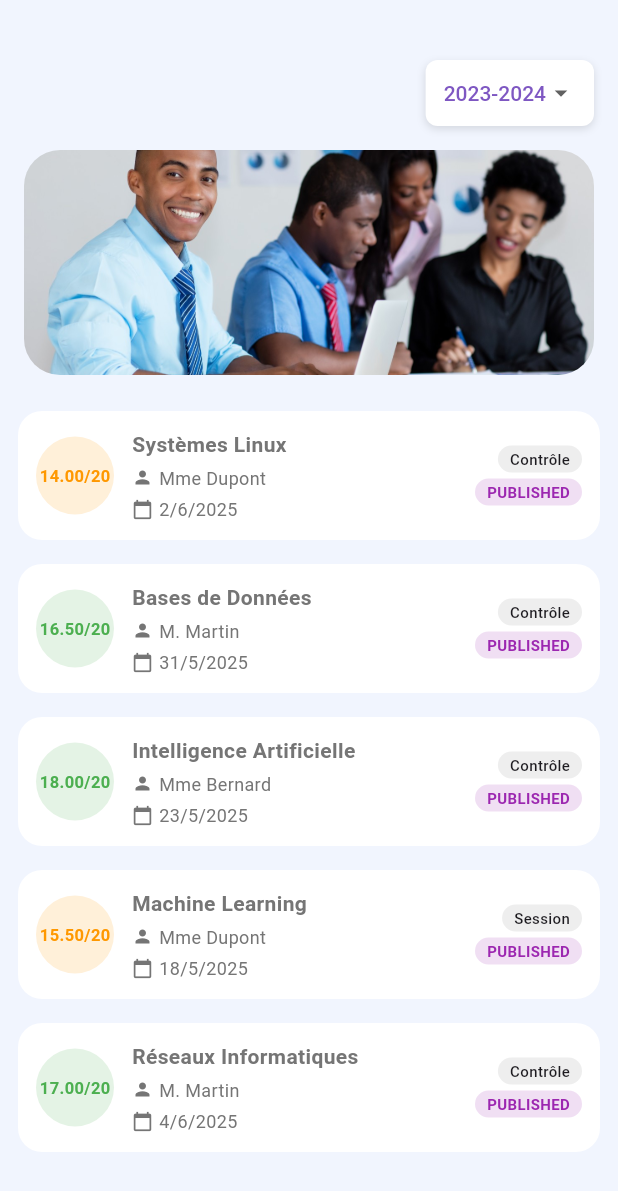
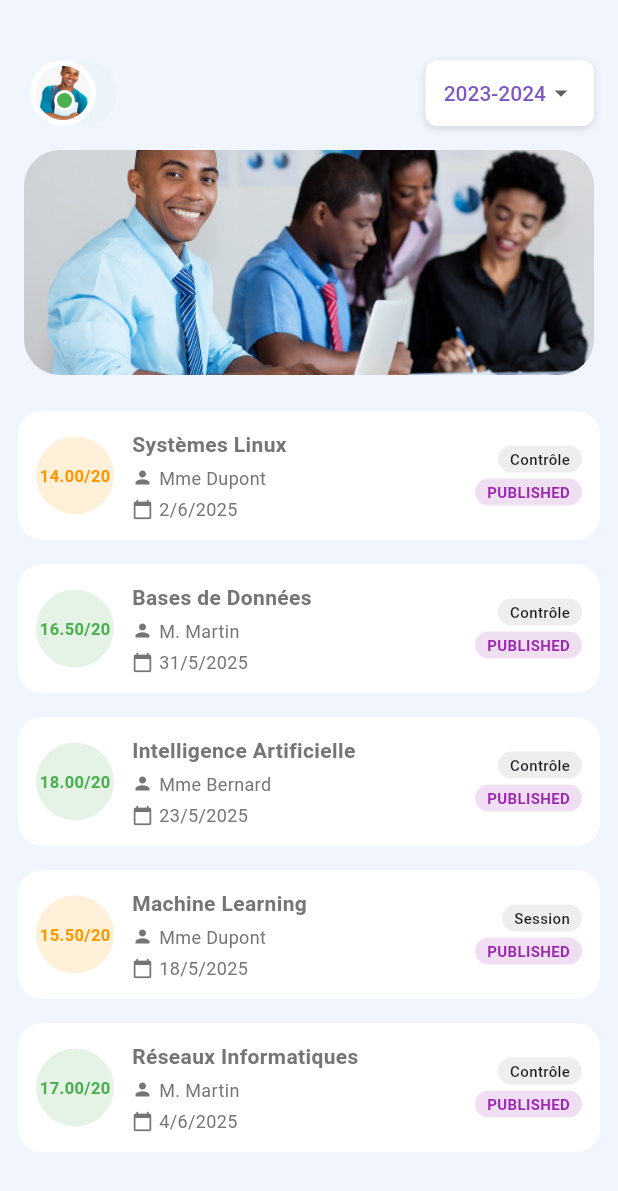
Before and after one commit to kteken10/flutter_school_app, a Flutter app: the GradesViewScreen screen opened directly, on a phone screen of 412 x 824 dp. Shown: the top 1191 px of the screen. Run offline on Flutter 3.47's test engine with Material 3 defaults, Android fonts, the phone set to English and light mode, and no system bars; our stand-ins replace cloud_firestore, file_picker, firebase_auth, firebase_core, firebase_storage, salomon_bottom_bar and 1 more; missing offline and left inert: mailer; accounts and stored records are empty; network calls fail.

Commit message:
aupdate all

```diff
--- a/lib/screens/student/grades_view.dart
+++ b/lib/screens/student/grades_view.dart
@@ -1,10 +1,7 @@
 import 'package:flutter/material.dart';
 import 'package:schoop_app/constants/colors.dart';
 import '../../data/dummy_grade.dart';
-import '../../models/grade.dart';
 import '../../models/session.dart';
-import '../../models/subject.dart';
-import '../../models/user.dart';
 import '../../ui/grade_card.dart';
 import '../../ui/pulsing_avatar.dart';
 import '../../ui/teacher_card_deco.dart';
@@ -43,7 +40,7 @@ class _GradesViewScreenState extends State<GradesViewScreen> {
           padding: const EdgeInsets.fromLTRB(16.0, 40.0, 16.0, 16.0),
           child: Row(
             children: [
-              // PulsingAvatar(imagePath: userImageAsset),
+              PulsingAvatar(imagePath: userImageAsset),
               const Spacer(),
                 YearSelectorDropdown(
                         years: availableYears,
@@ -58,7 +55,7 @@ class _GradesViewScreenState extends State<GradesViewScreen> {
         children: [
 
 
-          TeacherCardDeco(imagePaths: ['assets/registerd_school.jpg','student_black.jpg'],),
+          TeacherCardDeco(imagePaths: ['assets/registerd_school.jpg','assets/student_black.jpg'],),
           const SizedBox(height: 16),
           Expanded(
             child: ListView(
--- a/lib/screens/student/student_notificationss.dart
+++ b/lib/screens/student/student_notificationss.dart
@@ -107,7 +107,7 @@ class StudentNotificationsScreen extends StatelessWidget {
     }
 
     return ListView.builder(
-      padding: const EdgeInsets.symmetric(vertical: 16),
+      padding: const EdgeInsets.symmetric(vertical: 64),
       itemCount: fakeNotifications.length,
       itemBuilder: (context, index) {
         final notif = fakeNotifications[index];
```
